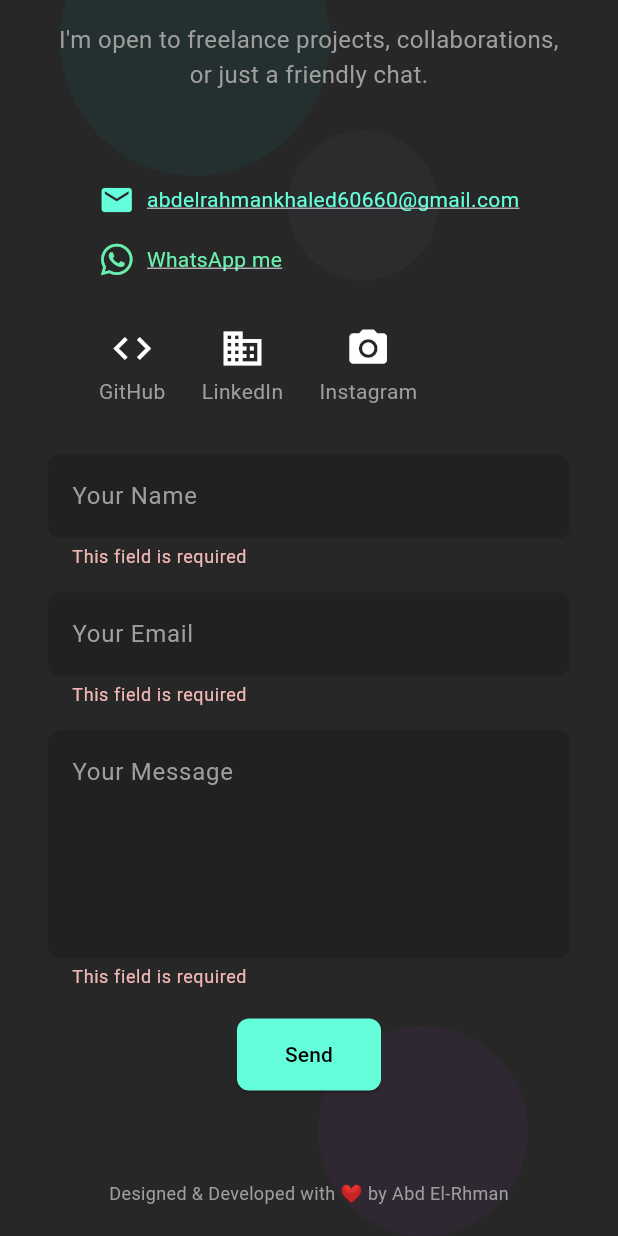
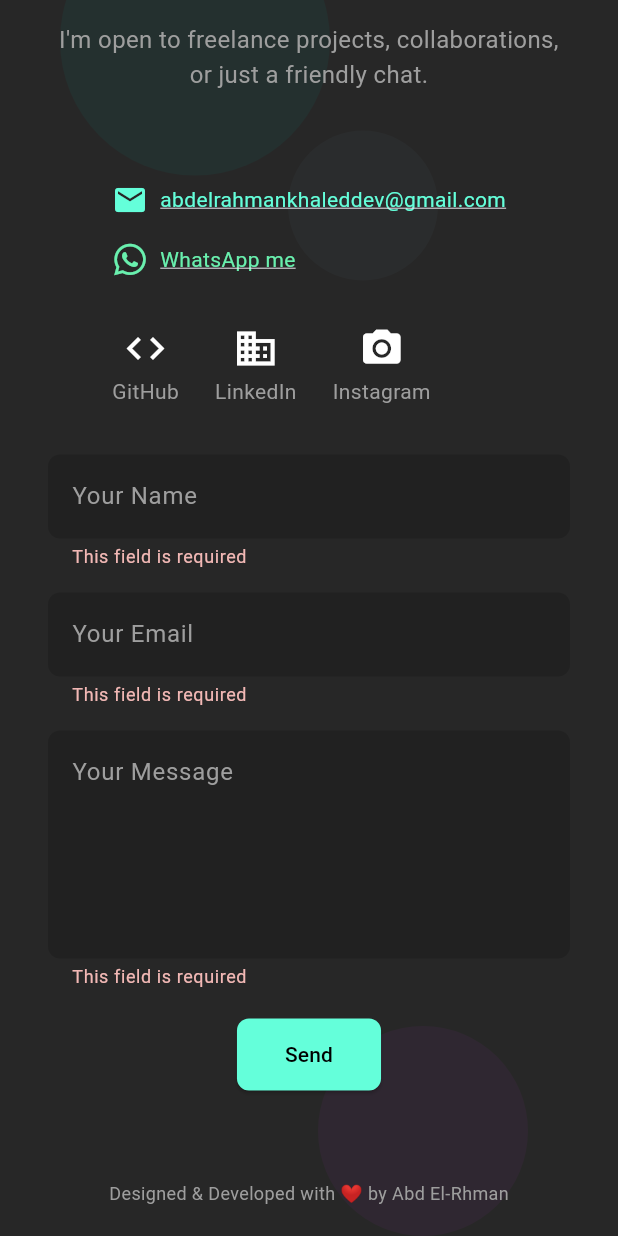
Before and after one commit to abd0-kha1ed/portfolio_web, a Flutter app: the ContactView screen opened by its route, scrolled down 113 dp, after a tap on "Send", on a phone screen of 412 x 824 dp. Run offline on Flutter 3.47's test engine with Material 3 defaults, Android fonts, the light colour scheme and no system bars; drawn by our look-alikes of flutter_animate; our stand-ins replace flutter_highlight, font_awesome_flutter, go_router, js, visibility_detector.

Commit message:
feat: implement email sending functionality and update contact section with new email and social links

```diff
--- /dev/null
+++ b/lib/core/helpers/functions/send_email_from_fkutter_function.dart
@@ -0,0 +1,4 @@
+import 'package:js/js.dart';
+
+@JS('sendEmail') // اسم الدالة في emailjs_form.js
+external void sendEmail(String name, String email, String message);
--- a/lib/feature/contact_section/presentation/view/widgets/contact_section.dart
+++ b/lib/feature/contact_section/presentation/view/widgets/contact_section.dart
@@ -1,6 +1,7 @@
 import 'package:flutter/material.dart';
 import 'package:flutter_animate/flutter_animate.dart';
 import 'package:font_awesome_flutter/font_awesome_flutter.dart';
+import 'package:portfolio_web/core/helpers/functions/send_email_from_fkutter_function.dart';
 import 'package:portfolio_web/feature/contact_section/presentation/view/widgets/social_icon.dart';
 import 'package:url_launcher/url_launcher.dart';
 
@@ -126,15 +127,15 @@
       children: [
         _contactRow(
           Icons.email,
-          "abdelrahmankhaled60660@gmail.com",
-          "mailto:abdelrahmankhaled60660@gmail.com",
+          "abdelrahmankhaleddev@gmail.com",
+          "mailto:abdelrahmankhaleddev@gmail.com",
           Colors.tealAccent,
         ),
         const SizedBox(height: 16),
         _contactRow(
           FontAwesomeIcons.whatsapp,
           "WhatsApp me",
-          "https://wa.me/966XXXXXXXXX",
+          "https://wa.me/+201007287335",
           Colors.greenAccent,
         ),
         const SizedBox(height: 32),
@@ -144,17 +145,17 @@
             SocialIcon(
               icon: Icons.code,
               label: "GitHub",
-              url: "https://github.com/yourprofile",
+              url: "https://github.com/abd0-kha1ed",
             ),
             SocialIcon(
               icon: Icons.business,
               label: "LinkedIn",
-              url: "https://linkedin.com/in/yourprofile",
+              url: "https://www.linkedin.com/public-profile/settings?lipi=urn%3Ali%3Apage%3Ad_flagship3_profile_self_edit_contact-info%3BYYQieOSqTkySWOAXTWvr5w%3D%3D",
             ),
             SocialIcon(
               icon: Icons.camera_alt,
               label: "Instagram",
-              url: "https://instagram.com/yourprofile",
+              url: "https://www.instagram.com/abdelrhmankhaleddev?igsh=b2ZzMWhpNGR3OTFl",
             ),
           ],
         ),
@@ -176,9 +177,14 @@
           ElevatedButton(
             onPressed: () {
               if (_formKey.currentState!.validate()) {
-                ScaffoldMessenger.of(context).showSnackBar(
-                  const SnackBar(content: Text("Message sent (not really)")),
+                sendEmail(
+                  _nameController.text,
+                  _emailController.text,
+                  _messageController.text,
                 );
+                _nameController.clear();
+                _emailController.clear();
+                _messageController.clear();
               }
             },
             style: ElevatedButton.styleFrom(
--- a/pubspec.yaml
+++ b/pubspec.yaml
@@ -37,6 +37,7 @@
   go_router: ^15.1.2
   url_launcher: ^6.3.1
   visibility_detector: ^0.4.0+2
+  js: ^0.6.7
 
 dev_dependencies:
   flutter_lints: ^5.0.0
```
Also changed, not shown: pubspec.lock, 2 other files.
